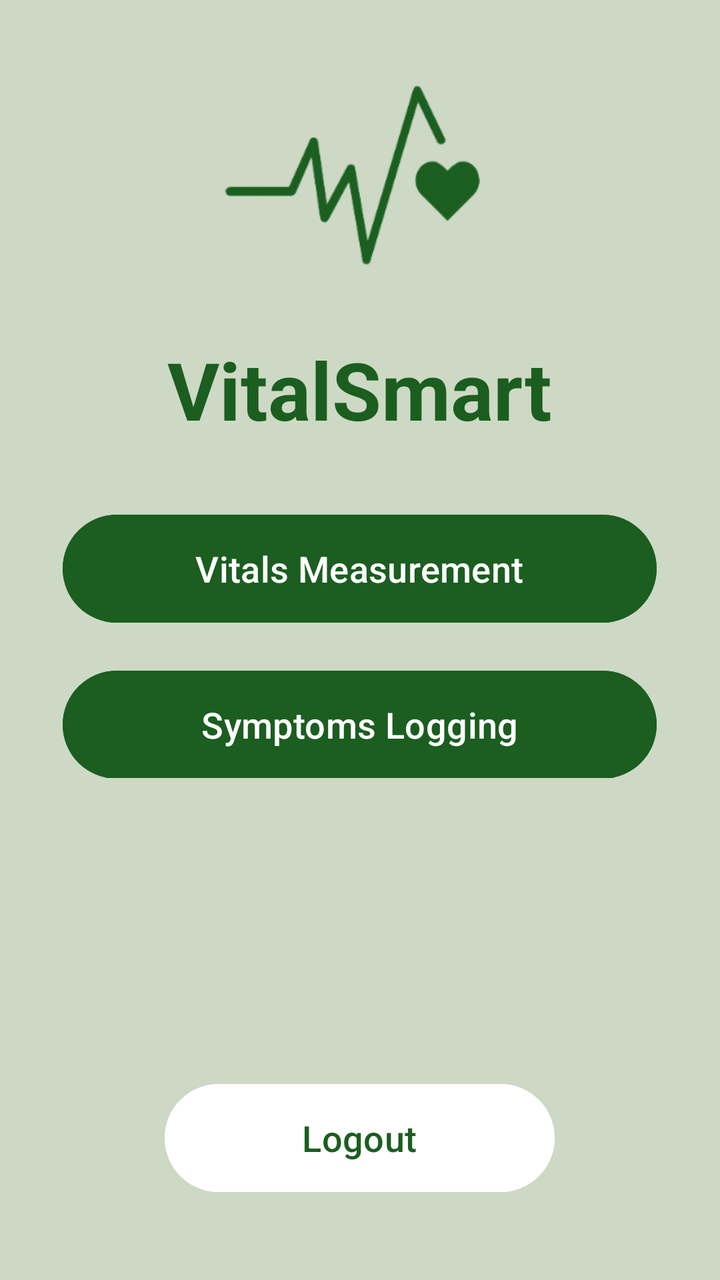
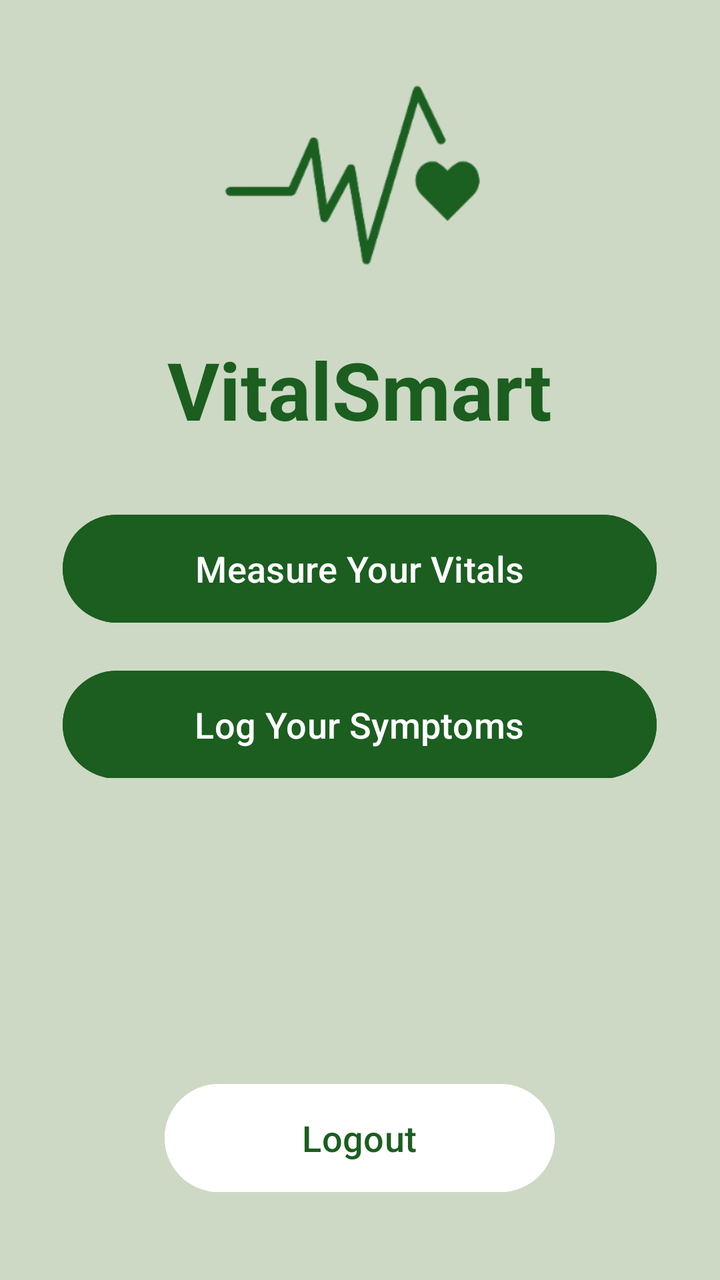

Before-and-after screenshots of an Android layout around one commit, followed by the original layout XML and the change that was made.
<!-- AndroidManifest.xml: application theme Theme.HealthTrack -->
<!-- res/layout/activity_home.xml -->
<RelativeLayout xmlns:android="http://schemas.android.com/apk/res/android"
    android:id="@+id/main"
    android:layout_width="match_parent"
    android:layout_height="match_parent"
    android:background="#CDD9C4"
    android:padding="24dp">

    <LinearLayout
        android:id="@+id/contentLayout"
        android:layout_width="379dp"
        android:layout_height="wrap_content"
        android:layout_above="@+id/logoutButton"
        android:layout_marginBottom="149dp"
        android:gravity="center_horizontal"
        android:orientation="vertical">

        <ImageView
            android:id="@+id/logoImage"
            android:layout_width="207dp"
            android:layout_height="120dp"
            android:layout_marginBottom="24dp"
            android:src="@drawable/logotransparent1" />

        <TextView
            android:id="@+id/appTitle"
            android:layout_width="wrap_content"
            android:layout_height="wrap_content"
            android:layout_marginBottom="32dp"
            android:text="VitalSmart"
            android:textColor="#1B5E20"
            android:textSize="40sp"
            android:textStyle="bold" />

        <Button
            android:id="@+id/vitalsButton"
            android:layout_width="297dp"
            android:layout_height="62dp"
            android:layout_marginBottom="16dp"
            android:backgroundTint="#1B5E20"
            android:text="Vitals Measurement"
            android:textColor="#FFFFFF"
            android:textSize="18sp" />

        <Button
            android:id="@+id/symptomsButton"
            android:layout_width="297dp"
            android:layout_height="62dp"
            android:layout_marginBottom="16dp"
            android:backgroundTint="#1B5E20"
            android:text="Symptoms Logging"
            android:textColor="#FFFFFF"
            android:textSize="18sp" />

        <Button
            android:id="@+id/reportButton"
            android:layout_width="297dp"
            android:layout_height="62dp"
            android:backgroundTint="#1B5E20"
            android:text="Report"
            android:textColor="#FFFFFF"
            android:textSize="18sp" />
    </LinearLayout>

    <Button
        android:id="@+id/logoutButton"
        android:layout_width="195dp"
        android:layout_height="62dp"
        android:layout_alignParentBottom="true"
        android:layout_centerHorizontal="true"
        android:layout_marginBottom="16dp"
        android:backgroundTint="#FFFFFF"
        android:text="Logout"
        android:textColor="#1B5E20"
        android:textSize="18sp" />

</RelativeLayout>
<!-- resources referenced by this layout -->
<resources>
  <!-- drawable logotransparent1: png bitmap (drawable, 17161 bytes) -->
  <style name="Theme.HealthTrack" parent="Base.Theme.HealthTrack" />
  <style name="Base.Theme.HealthTrack" parent="Theme.Material3.DayNight.NoActionBar">
          
          
      </style>
</resources>

<!-- the commit's change to res/layout/activity_home.xml (unified diff, before → after) -->
@@ -37,7 +37,7 @@
             android:layout_height="62dp"
             android:layout_marginBottom="16dp"
             android:backgroundTint="#1B5E20"
-            android:text="Vitals Measurement"
+            android:text="Measure Your Vitals"
             android:textColor="#FFFFFF"
             android:textSize="18sp" />
 
@@ -47,7 +47,7 @@
             android:layout_height="62dp"
             android:layout_marginBottom="16dp"
             android:backgroundTint="#1B5E20"
-            android:text="Symptoms Logging"
+            android:text="Log Your Symptoms"
             android:textColor="#FFFFFF"
             android:textSize="18sp" />
 
@@ -56,7 +56,7 @@
             android:layout_width="297dp"
             android:layout_height="62dp"
             android:backgroundTint="#1B5E20"
-            android:text="Report"
+            android:text="View Health Reports"
             android:textColor="#FFFFFF"
             android:textSize="18sp" />
     </LinearLayout>
